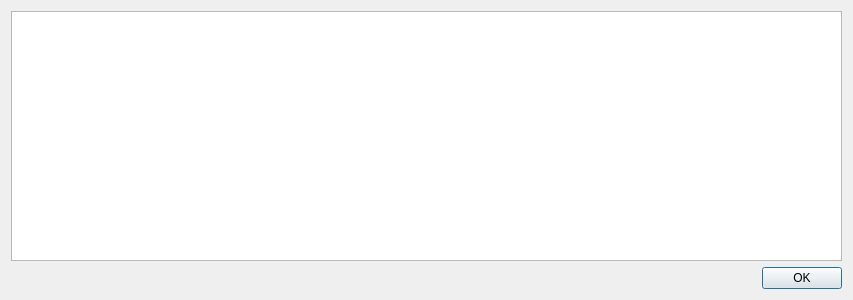
mwales/security, file BlastProcessing/src/JumboMessageBox.ui: the form before one commit.
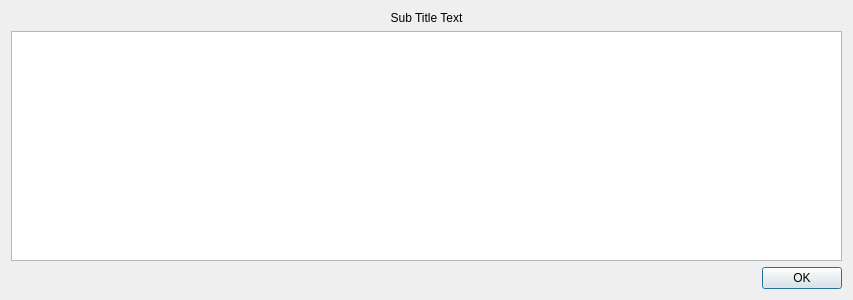
The form after the commit.

Patch:
```diff
--- a/BlastProcessing/src/JumboMessageBox.ui
+++ b/BlastProcessing/src/JumboMessageBox.ui
@@ -14,8 +14,24 @@
    <string>Dialog</string>
   </property>
   <layout class="QVBoxLayout" name="verticalLayout">
+   <item>
+    <widget class="QLabel" name="theSubTitle">
+     <property name="text">
+      <string>Sub Title Text</string>
+     </property>
+     <property name="alignment">
+      <set>Qt::AlignCenter</set>
+     </property>
+    </widget>
+   </item>
    <item>
     <widget class="QPlainTextEdit" name="theText">
+     <property name="font">
+      <font>
+       <family>Courier</family>
+       <pointsize>12</pointsize>
+      </font>
+     </property>
      <property name="readOnly">
       <bool>true</bool>
      </property>
```
